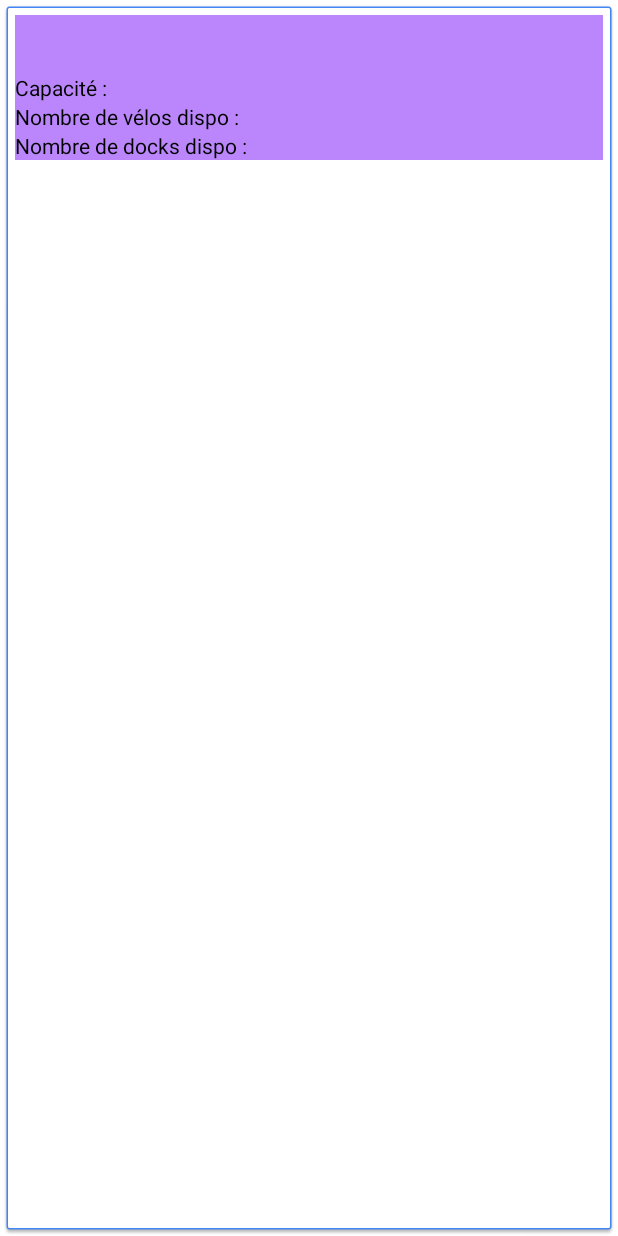
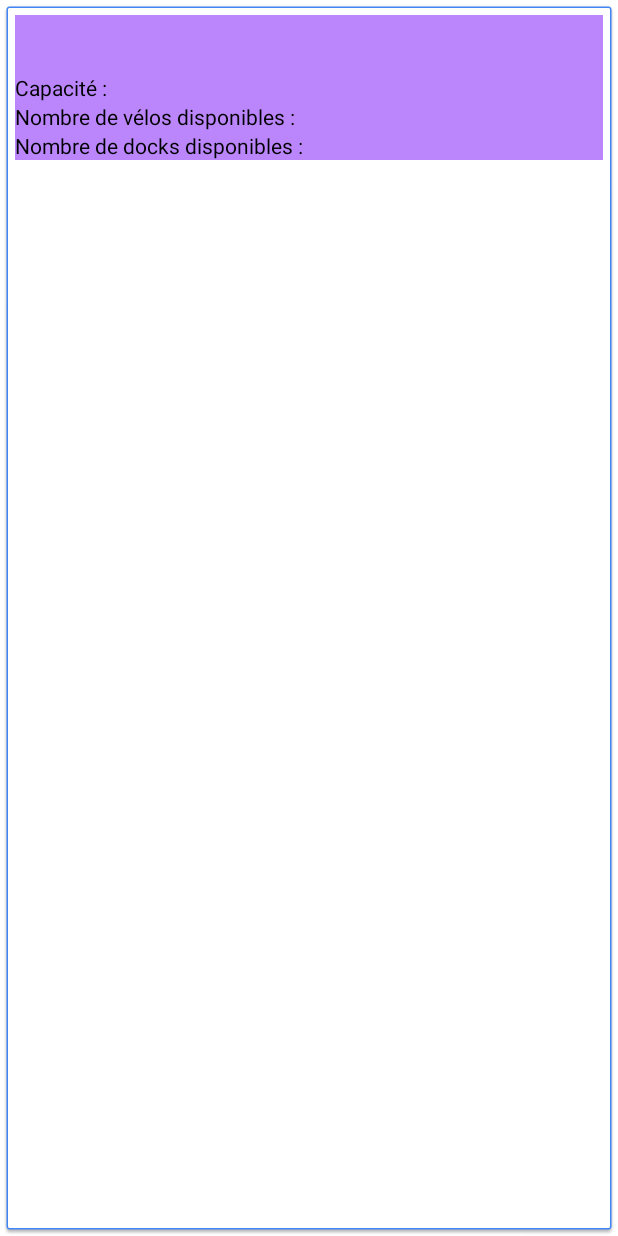
Before and after one commit to AntoinePerin/ProjetVelib_AntoineP_GuillaumeO, an Android app: the layout custom_info_window.xml on its own in the app's theme, with its tools: preview values and no code run, on a phone screen of 412 x 824 dp. Run offline under Robolectric (Android 15) with nearby library versions, the phone set to English and light mode, and no system bars.

Commit message:
Add files via upload

```diff
--- a/app/src/main/res/layout/custom_info_window.xml
+++ b/app/src/main/res/layout/custom_info_window.xml
@@ -67,9 +67,9 @@
                 android:layout_height="wrap_content"
                 android:ellipsize="end"
                 android:maxLines="1"
+                android:text="Nombre de vélos disponibles :"
                 android:textColor="#000"
-                android:textSize="14sp"
-                android:text="Nombre de vélos dispo :"/>
+                android:textSize="14sp" />
             <TextView
                 android:id="@+id/nbrVelosDispo"
                 android:layout_width="wrap_content"
@@ -89,9 +89,9 @@
                 android:layout_height="wrap_content"
                 android:ellipsize="end"
                 android:maxLines="1"
+                android:text="Nombre de docks disponibles :"
                 android:textColor="#000"
-                android:textSize="14sp"
-                android:text="Nombre de docks dispo :"/>
+                android:textSize="14sp" />
             <TextView
                 android:id="@+id/nbrDockDispo"
                 android:layout_width="wrap_content"
```
